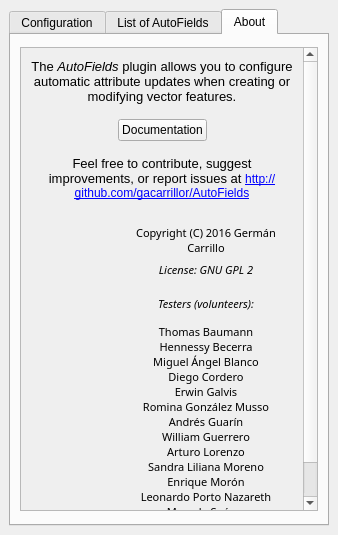
Before: the Qt Designer form Ui_AutoFields_dock.ui in gacarrillor/AutoFields, drawn with Qt 5.
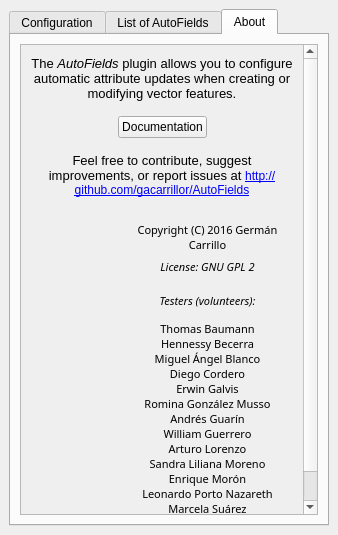
After: the same form once the commit is applied. The open tabs and pages were chosen to show the change. Icons and pictures are not drawn.

Commit message: GUI: Link to GitHub repo now opens on a web browser. Fixed an issue with an incomplete list of contributors.

Diff of the .ui file:
```diff
--- a/Ui_AutoFields_dock.ui
+++ b/Ui_AutoFields_dock.ui
@@ -842,9 +842,12 @@
           <property name="maximumSize">
            <size>
             <width>16777215</width>
-            <height>464</height>
+            <height>500</height>
            </size>
           </property>
+          <property name="frameShape">
+           <enum>QFrame::StyledPanel</enum>
+          </property>
           <property name="widgetResizable">
            <bool>true</bool>
           </property>
@@ -852,7 +855,7 @@
            <property name="geometry">
             <rect>
              <x>0</x>
-             <y>0</y>
+             <y>-111</y>
              <width>282</width>
              <height>550</height>
             </rect>
@@ -994,8 +997,8 @@
                <widget class="QLabel" name="label_2">
                 <property name="minimumSize">
                  <size>
-                  <width>75</width>
-                  <height>0</height>
+                  <width>78</width>
+                  <height>280</height>
                  </size>
                 </property>
                 <property name="maximumSize">
@@ -1004,6 +1007,9 @@
                   <height>16777215</height>
                  </size>
                 </property>
+                <property name="frameShape">
+                 <enum>QFrame::NoFrame</enum>
+                </property>
                 <property name="text">
                  <string/>
                 </property>
@@ -1110,6 +1116,9 @@
                   <property name="styleSheet">
                    <string notr="true">font: 8pt &quot;Sans Serif&quot;;</string>
                   </property>
+                  <property name="frameShape">
+                   <enum>QFrame::NoFrame</enum>
+                  </property>
                   <property name="text">
                    <string>&lt;html&gt;&lt;head/&gt;&lt;body&gt;&lt;p&gt;&lt;span style=&quot; font-style:italic;&quot;&gt;Testers (volunteers):&lt;/span&gt;&lt;/p&gt;
 Thomas Baumann&lt;br/&gt;
```
Left out of the diff: 3 changed lines with no effect on the pictures.
